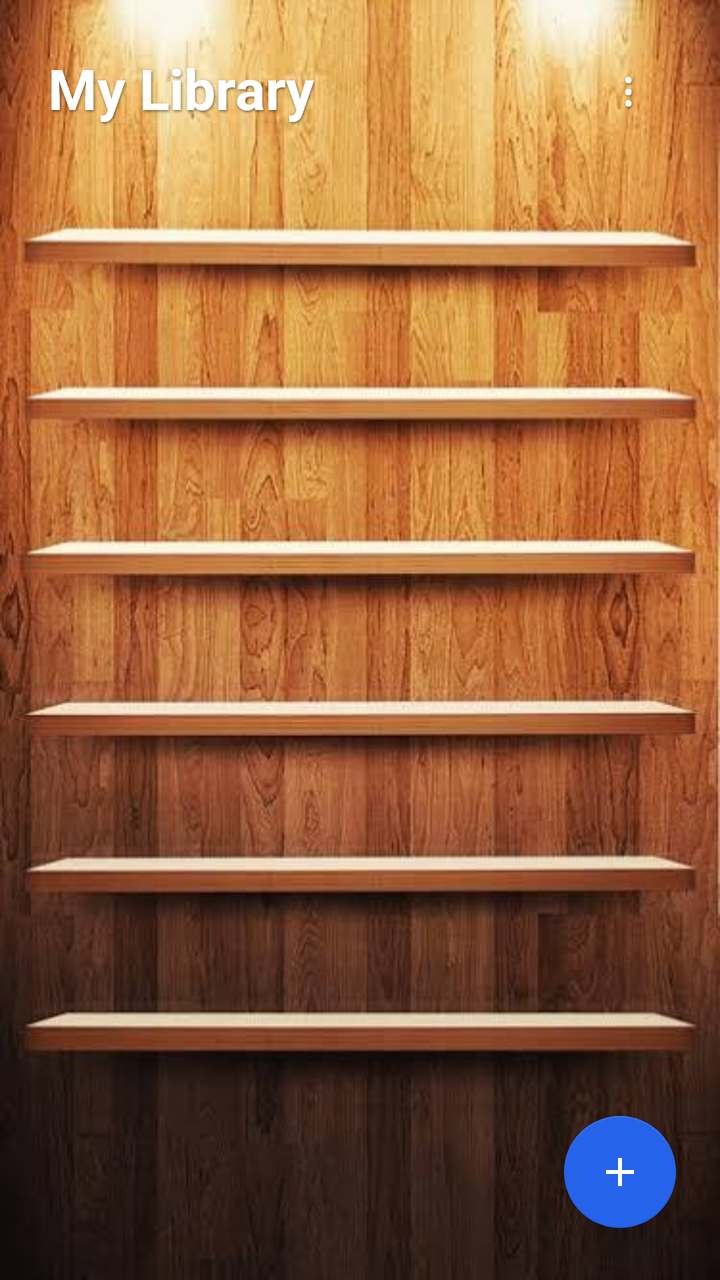
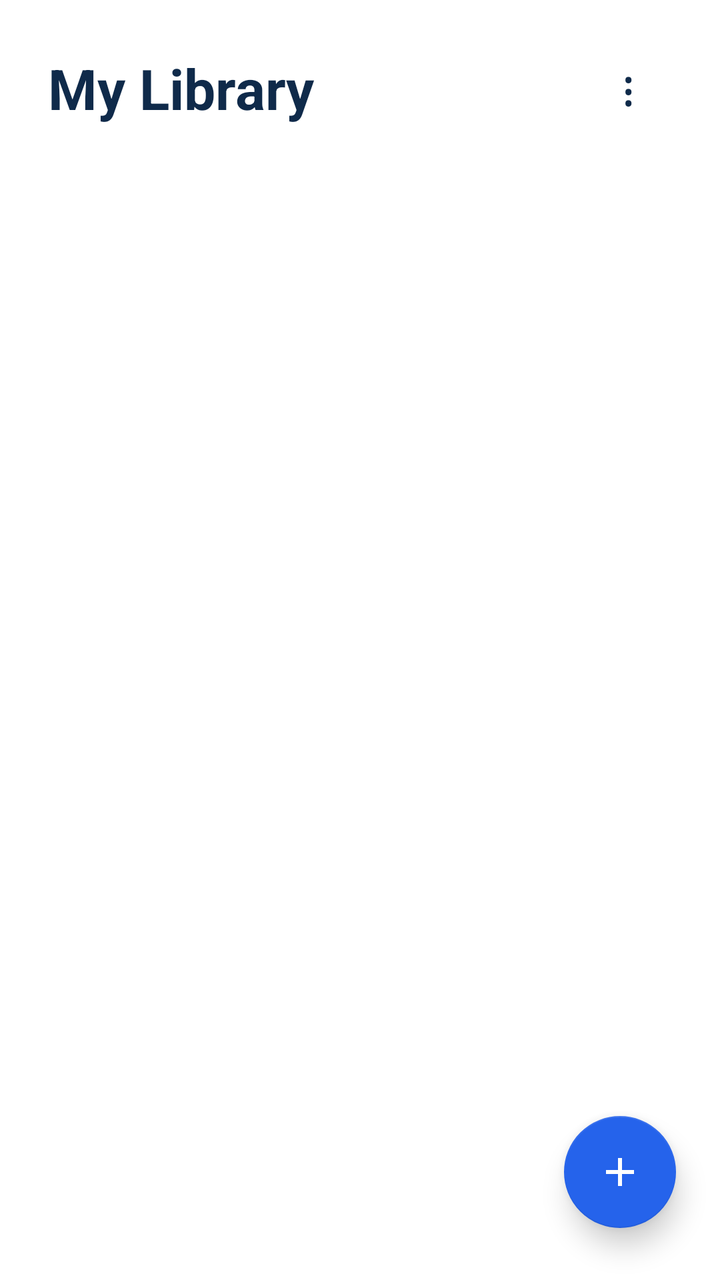

Two renders of the same Android screen: before a commit and after it. Below are the layout's source before the change and the commit's diff.
<!-- AndroidManifest.xml: application theme Theme.White -->
<!-- res/layout/activity_main.xml -->
<?xml version="1.0" encoding="utf-8"?>
<FrameLayout xmlns:android="http://schemas.android.com/apk/res/android"
    xmlns:app="http://schemas.android.com/apk/res-auto"
    android:id="@+id/rootView"
    android:layout_width="match_parent"
    android:layout_height="match_parent">

    <LinearLayout
        android:layout_width="match_parent"
        android:layout_height="match_parent"
        android:background="@drawable/bg_wood"
        android:orientation="vertical">

        <LinearLayout
            android:layout_width="match_parent"
            android:layout_height="wrap_content"
            android:orientation="horizontal"
            android:gravity="center_vertical"
            android:paddingStart="24dp"
            android:paddingEnd="24dp"
            android:paddingTop="22dp"
            android:paddingBottom="6dp">

            <LinearLayout
                android:layout_width="0dp"
                android:layout_height="wrap_content"
                android:layout_weight="1"
                android:orientation="vertical">

                <TextView
                    android:layout_width="wrap_content"
                    android:layout_height="wrap_content"
                    android:text="@string/library_title"
                    android:textColor="#FFFFFF"
                    android:shadowColor="#80000000"
                    android:shadowDx="1"
                    android:shadowDy="2"
                    android:shadowRadius="3"
                    android:textSize="28sp"
                    android:textStyle="bold" />

                <TextView
                    android:id="@+id/libraryCount"
                    android:layout_width="0dp"
                    android:layout_height="0dp"
                    android:visibility="gone" />
            </LinearLayout>

            <TextView
                android:id="@+id/menuButton"
                android:layout_width="44dp"
                android:layout_height="44dp"
                android:gravity="center"
                android:text="⋮"
                android:textColor="#FFFFFF"
                android:shadowColor="#80000000"
                android:shadowDx="1"
                android:shadowDy="2"
                android:shadowRadius="3"
                android:textSize="24sp"
                android:background="?attr/selectableItemBackgroundBorderless"
                android:contentDescription="@string/more_options" />
        </LinearLayout>

        <FrameLayout
            android:layout_width="match_parent"
            android:layout_height="0dp"
            android:layout_weight="1">

            <androidx.recyclerview.widget.RecyclerView
                android:id="@+id/bookshelf"
                android:layout_width="match_parent"
                android:layout_height="match_parent"
                android:clipToPadding="false"
                android:overScrollMode="never"
                android:paddingStart="10dp"
                android:paddingEnd="10dp"
                android:paddingTop="6dp"
                android:paddingBottom="112dp"
                android:scrollbars="none" />

            <LinearLayout
                android:id="@+id/emptyState"
                android:layout_width="match_parent"
                android:layout_height="match_parent"
                android:gravity="center"
                android:orientation="vertical"
                android:paddingBottom="80dp"
                android:visibility="gone">

                <ImageView
                    android:layout_width="62dp"
                    android:layout_height="62dp"
                    android:contentDescription="@null"
                    android:src="@drawable/ic_book" />

                <TextView
                    android:layout_width="wrap_content"
                    android:layout_height="wrap_content"
                    android:layout_marginTop="16dp"
                    android:text="@string/empty_title"
                    android:textColor="#FFFFFF"
                    android:shadowColor="#B0000000"
                    android:shadowDx="1"
                    android:shadowDy="2"
                    android:shadowRadius="4"
                    android:textSize="18sp"
                    android:textStyle="bold" />

                <TextView
                    android:layout_width="wrap_content"
                    android:layout_height="wrap_content"
                    android:layout_marginTop="6dp"
                    android:text="@string/empty_subtitle"
                    android:textColor="#E0FFFFFF"
                    android:shadowColor="#B0000000"
                    android:shadowDx="1"
                    android:shadowDy="2"
                    android:shadowRadius="3"
                    android:textSize="14sp" />
            </LinearLayout>
        </FrameLayout>
    </LinearLayout>

    <com.google.android.material.floatingactionbutton.FloatingActionButton
        android:id="@+id/addBookButton"
        android:layout_width="wrap_content"
        android:layout_height="wrap_content"
        android:layout_gravity="bottom|end"
        android:layout_marginEnd="22dp"
        android:layout_marginBottom="26dp"
        android:contentDescription="@string/add_book"
        android:src="@drawable/ic_add"
        app:backgroundTint="@color/blue_primary"
        app:elevation="8dp"
        app:fabSize="normal"
        app:rippleColor="#66FFFFFF"
        app:tint="@color/white" />

    <LinearLayout
        android:id="@+id/importOverlay"
        android:layout_width="match_parent"
        android:layout_height="match_parent"
        android:background="#F2FFFFFF"
        android:clickable="true"
        android:focusable="true"
        android:gravity="center"
        android:orientation="vertical"
        android:visibility="gone">

        <ProgressBar
            android:layout_width="38dp"
            android:layout_height="38dp"
            android:indeterminateTint="@color/blue_primary" />

        <TextView
            android:layout_width="wrap_content"
            android:layout_height="wrap_content"
            android:layout_marginTop="14dp"
            android:text="@string/importing"
            android:textColor="@color/blue_deep"
            android:textSize="14sp" />
    </LinearLayout>

</FrameLayout>
<!-- resources referenced by this layout -->
<resources>
  <color name="blue_deep">#FF0F2A4A</color>
  <color name="blue_primary">#FF2563EB</color>
  <color name="white">#FFFFFFFF</color>
  <!-- drawable bg_wood: jpg bitmap (drawable, 41284 bytes) -->
  <!-- drawable ic_add (drawable) -->
  <vector xmlns:android="http://schemas.android.com/apk/res/android"
      android:width="24dp"
      android:height="24dp"
      android:viewportWidth="24"
      android:viewportHeight="24"
      android:tint="#FFFFFF">
      <path
          android:fillColor="#FFFFFF"
          android:pathData="M19,13h-6v6h-2v-6H5v-2h6V5h2v6h6v2z" />
  </vector>
  <!-- drawable ic_book (drawable) -->
  <vector xmlns:android="http://schemas.android.com/apk/res/android"
      android:width="24dp"
      android:height="24dp"
      android:viewportWidth="24"
      android:viewportHeight="24">
      <path
          android:fillColor="#93B4E6"
          android:pathData="M18,2H6c-1.1,0 -2,0.9 -2,2v16c0,1.1 0.9,2 2,2h12c1.1,0 2,-0.9 2,-2V4c0,-1.1 -0.9,-2 -2,-2zM6,4h5v8l-2.5,-1.5L6,12V4z" />
  </vector>
  <string name="add_book">Add book</string>
  <string name="empty_subtitle">Tap + to add a book</string>
  <string name="empty_title">Your shelf is empty</string>
  <string name="importing">Opening book…</string>
  <string name="library_title">My Library</string>
  <string name="more_options">More options</string>
  <style name="Theme.White" parent="Theme.MaterialComponents.Light.NoActionBar">
          <item name="colorPrimary">@color/blue_primary</item>
          <item name="colorPrimaryVariant">@color/blue_deep</item>
          <item name="colorOnPrimary">@color/white</item>
          <item name="colorSecondary">@color/blue_mid</item>
          <item name="colorSecondaryVariant">@color/blue_deep</item>
          <item name="colorOnSecondary">@color/white</item>
          <item name="colorSurface">@color/white</item>
          <item name="colorOnSurface">@color/text_primary</item>
          <item name="android:windowBackground">@color/white</item>
          <item name="android:windowNoTitle">true</item>
          <item name="android:statusBarColor">@color/white</item>
          <item name="android:windowLightStatusBar">true</item>
          <item name="android:navigationBarColor">@color/white</item>
          <item name="android:windowLightNavigationBar" tools:targetApi="27">true</item>
          <item name="android:windowActionModeOverlay">true</item>
      </style>
  <color name="blue_mid">#FF1E4E8C</color>
  <color name="text_primary">#FF16233A</color>
</resources>

<!-- the commit's change to res/layout/activity_main.xml (unified diff, before → after) -->
@@ -8,7 +8,7 @@
     <LinearLayout
         android:layout_width="match_parent"
         android:layout_height="match_parent"
-        android:background="@drawable/bg_wood"
+        android:background="@color/white"
         android:orientation="vertical">
 
         <LinearLayout
@@ -31,11 +31,7 @@
                     android:layout_width="wrap_content"
                     android:layout_height="wrap_content"
                     android:text="@string/library_title"
-                    android:textColor="#FFFFFF"
-                    android:shadowColor="#80000000"
-                    android:shadowDx="1"
-                    android:shadowDy="2"
-                    android:shadowRadius="3"
+                    android:textColor="@color/blue_deep"
                     android:textSize="28sp"
                     android:textStyle="bold" />
 
@@ -52,11 +48,7 @@
                 android:layout_height="44dp"
                 android:gravity="center"
                 android:text="⋮"
-                android:textColor="#FFFFFF"
-                android:shadowColor="#80000000"
-                android:shadowDx="1"
-                android:shadowDy="2"
-                android:shadowRadius="3"
+                android:textColor="@color/blue_deep"
                 android:textSize="24sp"
                 android:background="?attr/selectableItemBackgroundBorderless"
                 android:contentDescription="@string/more_options" />
@@ -99,11 +91,7 @@
                     android:layout_height="wrap_content"
                     android:layout_marginTop="16dp"
                     android:text="@string/empty_title"
-                    android:textColor="#FFFFFF"
-                    android:shadowColor="#B0000000"
-                    android:shadowDx="1"
-                    android:shadowDy="2"
-                    android:shadowRadius="4"
+                    android:textColor="@color/blue_deep"
                     android:textSize="18sp"
                     android:textStyle="bold" />
 
@@ -112,11 +100,7 @@
                     android:layout_height="wrap_content"
                     android:layout_marginTop="6dp"
                     android:text="@string/empty_subtitle"
-                    android:textColor="#E0FFFFFF"
-                    android:shadowColor="#B0000000"
-                    android:shadowDx="1"
-                    android:shadowDy="2"
-                    android:shadowRadius="3"
+                    android:textColor="@color/text_secondary"
                     android:textSize="14sp" />
             </LinearLayout>
         </FrameLayout>
<!-- resource entries referenced after the edit -->
@@ -2,8 +2,8 @@
 <resources>
   <color name="blue_deep">#FF0F2A4A</color>
   <color name="blue_primary">#FF2563EB</color>
+  <color name="text_secondary">#FF6B7A90</color>
   <color name="white">#FFFFFFFF</color>
-  <!-- drawable bg_wood: jpg bitmap (drawable, 41284 bytes) -->
   <!-- drawable ic_add (drawable) -->
   <vector xmlns:android="http://schemas.android.com/apk/res/android"
       android:width="24dp"
